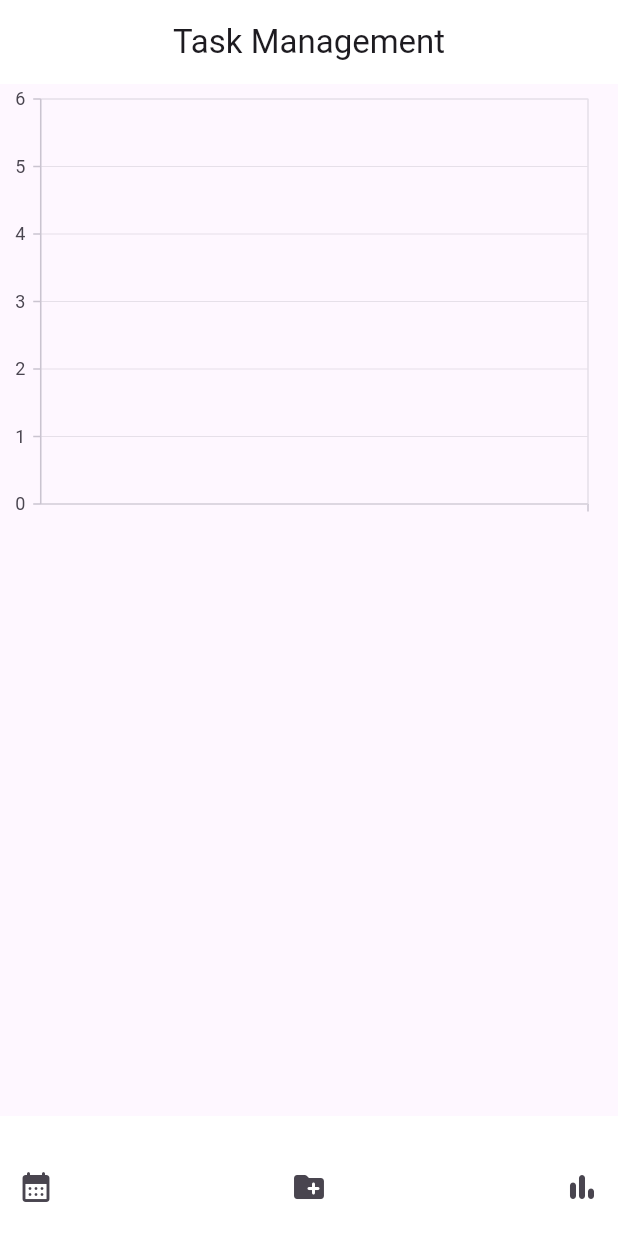
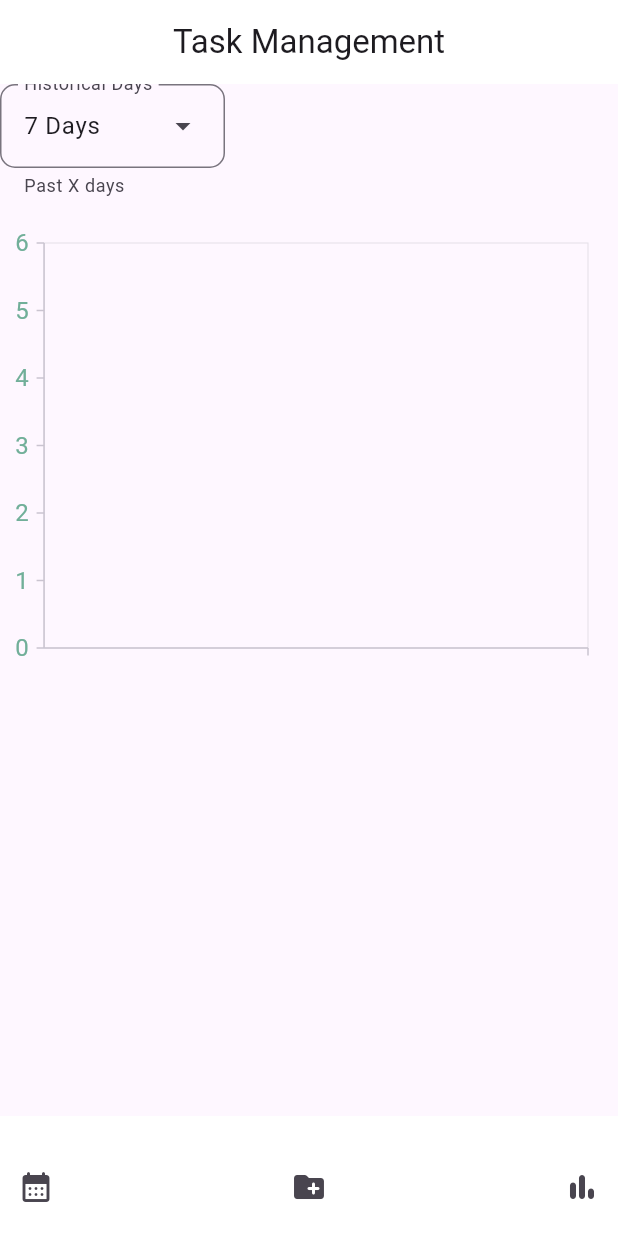
Before and after one commit to matrixstone/Task-Management, a Flutter app: the screen it shows after launch, item 3 of the bottom bar chosen, on a phone screen of 412 x 824 dp. Run offline on Flutter 3.47's test engine with Material 3 defaults, Android fonts, the phone set to English and light mode, and no system bars; our stand-ins replace gap, google_fonts, sqflite, sqflite_common_ffi, sqflite_common_ffi_web, syncfusion_flutter_calendar and 1 more; accounts and stored records are empty.

Commit message:
add day selection in report page

```diff
--- a/lib/main.dart
+++ b/lib/main.dart
@@ -145,7 +145,7 @@ class _MainPageState extends State<MainPage> {
                 listenable: projectProvider,
                 builder: (BuildContext context, Widget? child) {
                   return FutureBuilder<Map<Project, Map<DateTime, double>>>(
-                      future: dataProvider.getProjectsToTime(),
+                      future: dataProvider.getProjectsToTime(30),
                       builder: (BuildContext context,
                           AsyncSnapshot<Map<Project, Map<DateTime, double>>>
                               snapshot) {
@@ -154,7 +154,9 @@ class _MainPageState extends State<MainPage> {
                           projectsToTime = snapshot.data!;
                         }
 
-                        return ReportPage(projectsToTime: projectsToTime);
+                        return ReportPage(
+                            projectsToTime: projectsToTime,
+                            dataProvider: dataProvider);
                       });
                 });
           }),
--- a/lib/pages/report_page.dart
+++ b/lib/pages/report_page.dart
@@ -2,6 +2,9 @@ import 'package:flutter/cupertino.dart';
 import 'package:syncfusion_flutter_charts/charts.dart';
 import 'package:intl/intl.dart';
 import 'package:collection/collection.dart';
+import 'package:task_management/provider/data_provider.dart';
+import 'package:flutter/material.dart';
+import 'dart:developer';
 
 import '../model/project.dart';
 
@@ -19,25 +22,56 @@ class ChartData {
 class ReportPage extends StatefulWidget {
   Map<Project, Map<DateTime, double>> projectsToTime;
   int viewLastXDays = 7;
+  final DataProvider dataProvider;
 
-  ReportPage({super.key, required this.projectsToTime});
+  ReportPage(
+      {super.key, required this.projectsToTime, required this.dataProvider});
 
   @override
   State<ReportPage> createState() => _ReportPageState();
 }
 
 class _ReportPageState extends State<ReportPage> {
+  // Map<Project, Map<DateTime, double>>? newProjectsToTime;
+
   @override
   Widget build(BuildContext context) {
-    var isCardView = true;
+    bool isCardView = true;
+
     return ListView(
       children: [
+        buildLastXDaysSelector(),
+        const SizedBox(height: 20),
         // Shows timeseries chart of how many hours spent on each project in last 7 days.
         SfCartesianChart(
-            // Initialize category axis
-            primaryXAxis: const CategoryAxis(),
+            // // Initialize category axis
+            // primaryXAxis: const CategoryAxis(),
             // primaryYAxis: NumericAxis(),
             legend: const Legend(isVisible: true),
+            zoomPanBehavior: ZoomPanBehavior(
+                // Enables pinch zooming
+                enablePanning: true,
+                enablePinching: true,
+                zoomMode: ZoomMode.x),
+            primaryXAxis: CategoryAxis(
+              majorGridLines: MajorGridLines(width: 0),
+              labelIntersectAction: AxisLabelIntersectAction.hide,
+              autoScrollingDelta: 7,
+              labelRotation: 320,
+              labelAlignment: LabelAlignment.end,
+              // minimum: 3,
+              // maximum: 10,
+              // initialVisibleMinimum:
+              //     3, // set the visible minimum as the 15 chart data index from the last value.
+              // initialVisibleMaximum:
+              //     20, // set the visible minimum as the last value's chart data index.
+              // maximumLabels: 10,
+            ),
+            primaryYAxis: NumericAxis(
+              majorGridLines: MajorGridLines(width: 0),
+              labelStyle: TextStyle(color: Color(0xFF71AF99), fontSize: 16),
+              minimum: 0,
+            ),
             series:
                 // Initialize line series
                 _getTimeseriesCartesianChartData()),
@@ -64,15 +98,46 @@ class _ReportPageState extends State<ReportPage> {
     );
   }
 
+  Widget buildLastXDaysSelector() {
+    List<int> days = [7, 14, 30];
+    return DropdownMenu<int>(
+      initialSelection: 7,
+      helperText: 'Past X days',
+      requestFocusOnTap: true,
+      label: const Text('Historical Days'),
+      // Rounded selection box
+      inputDecorationTheme: const InputDecorationTheme(
+        border: OutlineInputBorder(
+          borderRadius: BorderRadius.all(
+            Radius.circular(10.0),
+          ),
+        ),
+      ),
+      onSelected: (int? value) {
+        // This is called when the user selects an item.
+        setState(() {
+          widget.viewLastXDays = value!;
+        });
+      },
+      width: 150,
+      dropdownMenuEntries: days.map<DropdownMenuEntry<int>>((int day) {
+        return DropdownMenuEntry<int>(
+          // value: Container(color: Colors.blue, child: Text(item.name)),
+          value: day,
+          label: '$day Days',
+        );
+      }).toList(),
+    );
+  }
+
   List<CartesianSeries> _getTimeseriesCartesianChartData() {
     List<CartesianSeries> series = <CartesianSeries>[];
     widget.projectsToTime.forEach((project, value) {
       // For each project, sum up the time spent on each day into dateTimeMap.
       Map<String, double> dateTimeMap = {};
       // Initialize dateTimeMap
-      DateTime datePointer = DateTime.now().add(const Duration(days: 1));
       for (int i = 0; i < widget.viewLastXDays; i++) {
-        datePointer = datePointer.subtract(const Duration(days: 1));
+        DateTime datePointer = DateTime.now().subtract(Duration(days: i));
         String dateKey = DateFormat('yyyy-MM-dd').format(datePointer);
         dateTimeMap[dateKey] = 0;
       }
@@ -89,8 +154,6 @@ class _ReportPageState extends State<ReportPage> {
         String dateKey = DateFormat('yyyy-MM-dd').format(entry.key);
         if (dateTimeMap.containsKey(dateKey)) {
           dateTimeMap[dateKey] = dateTimeMap[dateKey]! + entry.value;
-        } else {
-          dateTimeMap[dateKey] = entry.value;
         }
       }
       List<ChartData> dateAndSpendTime =
@@ -109,10 +172,16 @@ class _ReportPageState extends State<ReportPage> {
   }
 
   List<PieSeries<ChartData, String>> _getRadiusPieSeries() {
+    DateTime now = DateTime.now();
+    DateTime today = DateTime(now.year, now.month, now.day);
+    DateTime beginDate = today.subtract(Duration(days: widget.viewLastXDays));
+
     List<ChartData> projectTime = widget.projectsToTime.entries.map((entry) {
       double accumulativeTime = 0;
-      entry.value.forEach((date, time) {
-        accumulativeTime += time;
+      entry.value.forEach((toDate, time) {
+        if (toDate.isAfter(beginDate)) {
+          accumulativeTime += time;
+        }
       });
       // return MapEntry(project, accumulativeTime);
       return ChartData(entry.key.title, accumulativeTime);
--- a/lib/provider/data_provider.dart
+++ b/lib/provider/data_provider.dart
@@ -1,4 +1,5 @@
 import 'dart:async';
+import 'dart:developer';
 
 import '../model/task.dart';
 import '../model/project.dart';
@@ -63,7 +64,8 @@ class DataProvider extends ChangeNotifier {
     );
   }
 
-  Future<Map<Project, Map<DateTime, double>>> getProjectsToTime() async {
+  Future<Map<Project, Map<DateTime, double>>> getProjectsToTime(
+      int lastXDays) async {
     // Get all tasks
     WidgetsFlutterBinding.ensureInitialized();
 
@@ -75,6 +77,7 @@ class DataProvider extends ChangeNotifier {
 SELECT tasks.*, projects.title as projectTitle, projects.description AS projectDescription, projects.color AS projectColor
 FROM tasks
 JOIN projects ON tasks.projectId = projects.id
+WHERE tasks.fromDate >= date('now', '-$lastXDays day')
 ''');
     Map<Project, Map<DateTime, double>> projectToTime = {};
 
```
